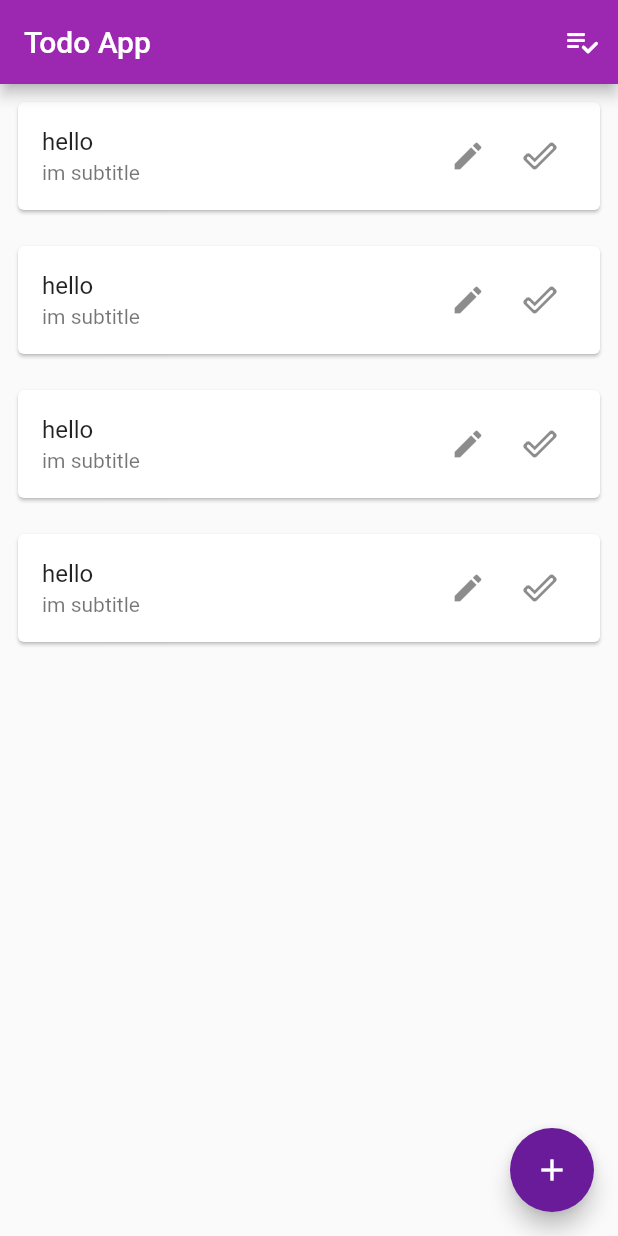
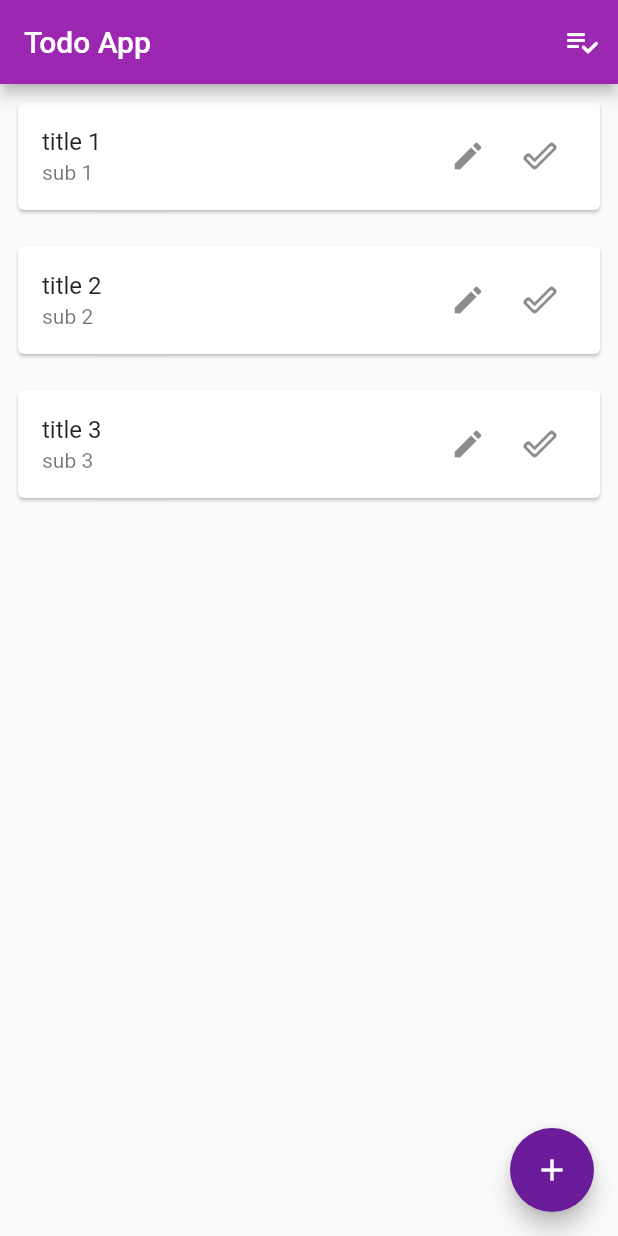
Before and after one commit to s-erfani/simple_todo_app, a Flutter app: the screen it shows after launch, on a phone screen of 412 x 824 dp. Run offline on Flutter 3.47's test engine with Material 2 defaults, Android fonts, the phone set to English and light mode, and no system bars.

Commit message:
+ todo model and some fake todo

```diff
--- /dev/null
+++ b/lib/models/todo_item_model.dart
@@ -0,0 +1,16 @@
+import 'package:flutter/material.dart';
+
+class TodoItemModel with ChangeNotifier {
+  String title;
+  String subtitle;
+
+  TodoItemModel({this.title, this.subtitle});
+
+  List<TodoItemModel> getTodoList() {
+    return [
+      TodoItemModel(title: "title 1", subtitle: "sub 1"),
+      TodoItemModel(title: "title 2", subtitle: "sub 2"),
+      TodoItemModel(title: "title 3", subtitle: "sub 3"),
+    ];
+  }
+}
--- a/lib/ui/todo_screen.dart
+++ b/lib/ui/todo_screen.dart
@@ -1,9 +1,12 @@
 import 'package:flutter/material.dart';
+import 'package:simple_todo_app/models/todo_item_model.dart';
 import 'package:simple_todo_app/ui/add_todo_screen.dart';
 import 'package:simple_todo_app/ui/done_tasks_screen.dart';
-import 'package:simple_todo_app/widgets/todo_item.dart';
+import 'package:simple_todo_app/widgets/todo_item_card.dart';
 
 class TodoScreen extends StatelessWidget {
+  final List<TodoItemModel> todoList = TodoItemModel().getTodoList();
+
   @override
   Widget build(BuildContext context) {
     return Scaffold(
@@ -23,9 +26,12 @@ class TodoScreen extends StatelessWidget {
       ),
       body: Container(
         child: ListView.builder(
-          itemCount: 4,
+          itemCount: todoList.length,
           itemBuilder: (context, i) {
-            return TodoItem();
+            return TodoItemCard(
+              title: todoList[i].title,
+              subtitle: todoList[i].subtitle,
+            );
           },
         ),
       ),
--- a/lib/widgets/todo_item.dart
+++ b/lib/widgets/todo_item_card.dart
@@ -1,15 +1,19 @@
 import 'package:flutter/material.dart';
 import 'package:simple_todo_app/ui/edit_item_screen.dart';
 
-class TodoItem extends StatelessWidget {
+class TodoItemCard extends StatelessWidget {
+  final String title;
+  final String subtitle;
+
+  TodoItemCard({this.title, this.subtitle});
   @override
   Widget build(BuildContext context) {
     return Padding(
       padding: const EdgeInsets.all(8.0),
       child: Card(
         child: ListTile(
-          title: Text("hello"),
-          subtitle: Text("im subtitle"),
+          title: Text(title),
+          subtitle: Text(subtitle),
           trailing: Row(
             mainAxisSize: MainAxisSize.min,
             children: [
```
